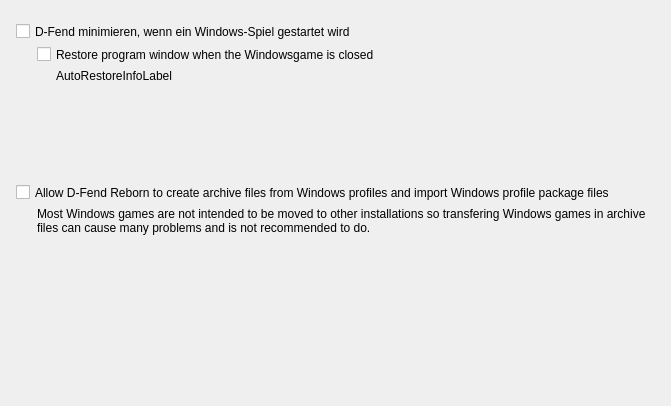
Before: the Qt Designer form src/forms/SetupFrameWindowsGamesUnit.ui in Eldricos/D-Fend-Reborn, drawn with Qt 5.
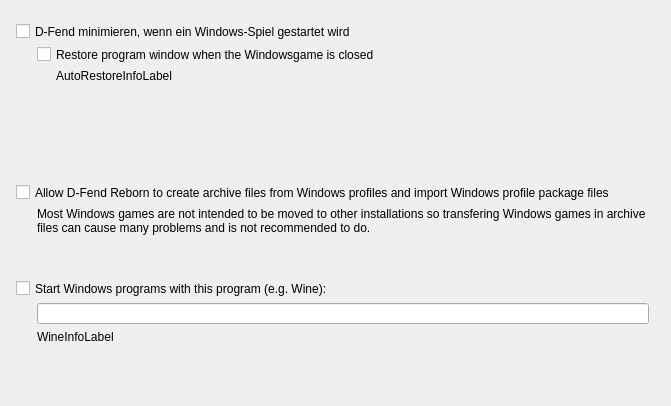
After: the same form once the commit is applied.

Commit message:
Linux: start Windows programs with Wine (configurable)
Windows program files of Windows profiles (.exe, .com; .bat, .cmd and
.msi via Wine's "start /wait /unix") are started with the program set
on the "Windows games" options page (default: wine from the search
path; any command, e.g. "flatpak run org.winehq.Wine", can be given).
If the option is off or the program is not installed, files are
started directly or opened with the desktop's default program as
before. The option is hidden on Windows.

Claude-Session: https://claude.ai/code/session_01GMSwFyvtQQShv7HMaHjtjX

Diff of the .ui file:
```diff
--- a/src/forms/SetupFrameWindowsGamesUnit.ui
+++ b/src/forms/SetupFrameWindowsGamesUnit.ui
@@ -36,6 +36,23 @@
       <property name="vclAnchors" stdset="0"><string notr="true">akLeft,akTop,akRight</string></property>
       <property name="text"><string>Allow D-Fend Reborn to create archive files from Windows profiles and import Windows profile package files</string></property>
     </widget>
+    <widget class="QCheckBox" name="WineCheckBox">
+      <property name="geometry"><rect><x>16</x><y>280</y><width>633</width><height>17</height></rect></property>
+      <property name="vclAnchors" stdset="0"><string notr="true">akLeft,akTop,akRight</string></property>
+      <property name="text"><string>Start Windows programs with this program (e.g. Wine):</string></property>
+    </widget>
+    <widget class="QLineEdit" name="WineEdit">
+      <property name="geometry"><rect><x>37</x><y>303</y><width>612</width><height>21</height></rect></property>
+      <property name="vclAnchors" stdset="0"><string notr="true">akLeft,akTop,akRight</string></property>
+    </widget>
+    <widget class="QLabel" name="WineInfoLabel">
+      <property name="geometry"><rect><x>37</x><y>330</y><width>612</width><height>57</height></rect></property>
+      <property name="vclAnchors" stdset="0"><string notr="true">akLeft,akTop,akRight</string></property>
+      <property name="text"><string>WineInfoLabel</string></property>
+      <property name="textFormat"><enum>Qt::PlainText</enum></property>
+      <property name="wordWrap"><bool>true</bool></property>
+      <property name="alignment"><set>Qt::AlignLeft|Qt::AlignTop</set></property>
+    </widget>
   </widget>
   <tabstops>
     <tabstop>MinimizeDFendCheckBox</tabstop>
```
Left out of the diff: 2 changed lines with no effect on the pictures. The commit also changes 14 other files.
